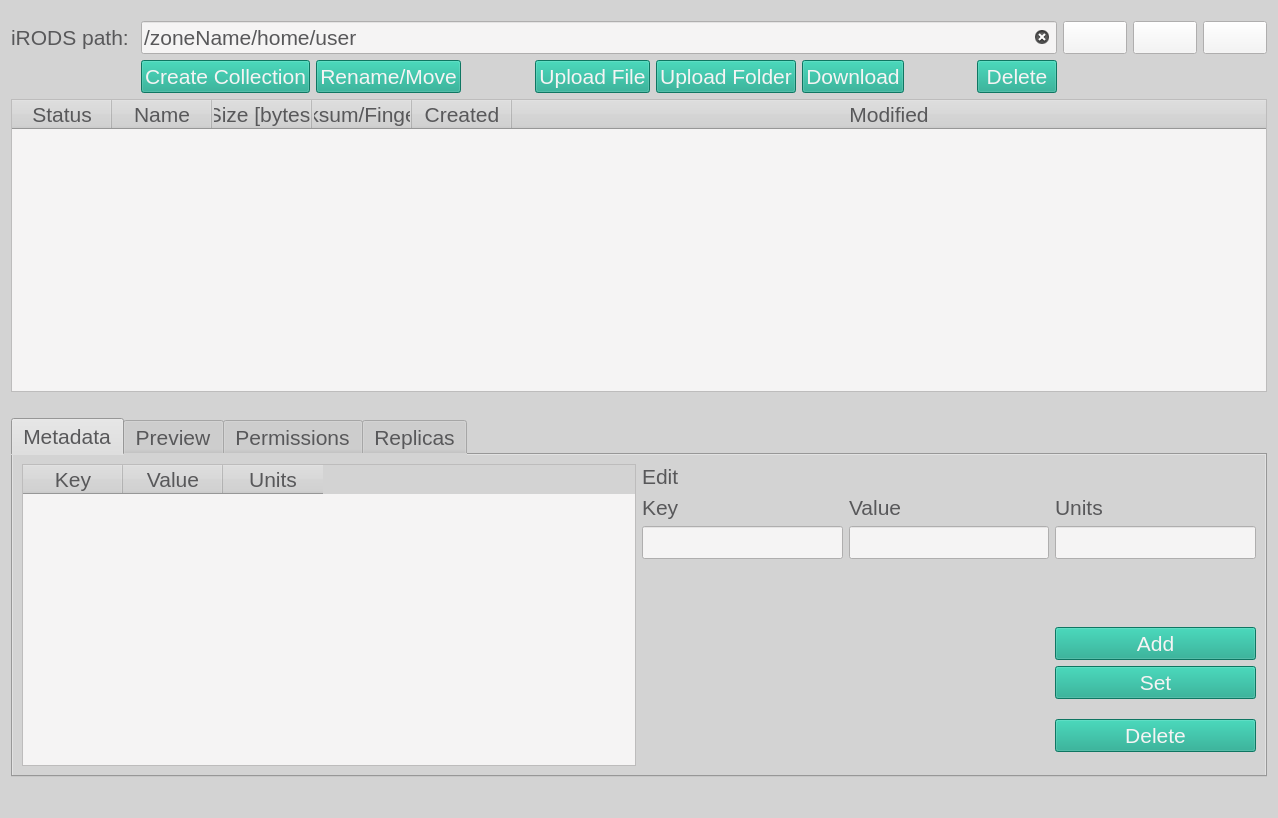
iBridges-for-iRODS/iBridges-GUI, file ibridgesgui/ui_files/tabBrowser.ui: the form before one commit.
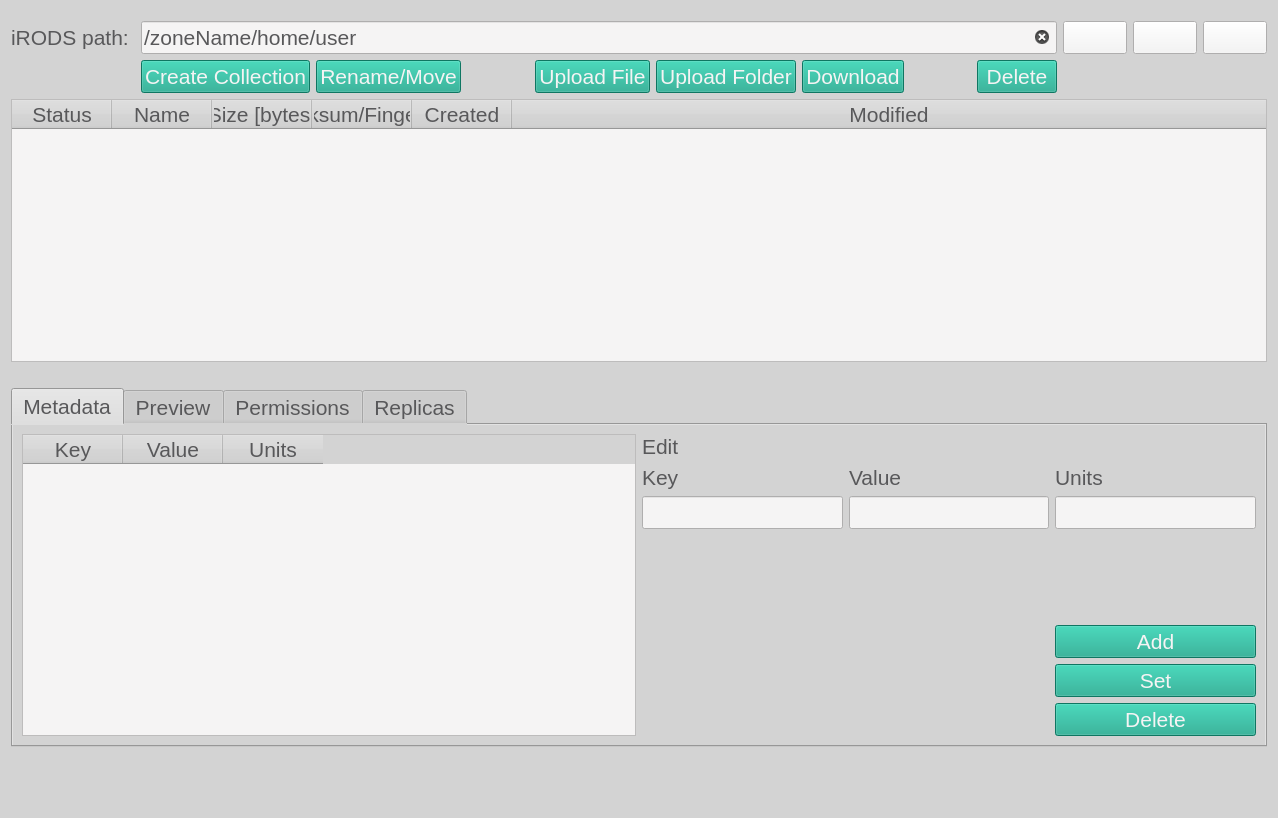
The form after the commit. Icons and pictures are not drawn.

Commit message: inform about empty metadata

```diff
--- a/ibridgesgui/ui_files/tabBrowser.ui
+++ b/ibridgesgui/ui_files/tabBrowser.ui
@@ -376,7 +376,7 @@
        </item>
        <item>
         <layout class="QGridLayout" name="gridLayout_2">
-         <item row="10" column="2">
+         <item row="11" column="2">
           <widget class="QPushButton" name="add_meta_button">
            <property name="font">
             <font>
@@ -390,20 +390,20 @@
            </property>
           </widget>
          </item>
-         <item row="6" column="2">
+         <item row="7" column="2">
           <widget class="QLineEdit" name="meta_units_field"/>
          </item>
-         <item row="4" column="2">
+         <item row="5" column="2">
           <widget class="QLabel" name="label_5">
            <property name="text">
             <string>Units</string>
            </property>
           </widget>
          </item>
-         <item row="6" column="0">
+         <item row="7" column="0">
           <widget class="QLineEdit" name="meta_key_field"/>
          </item>
-         <item row="12" column="2">
+         <item row="13" column="2">
           <widget class="QPushButton" name="delete_meta_button">
            <property name="font">
             <font>
@@ -417,30 +417,17 @@
            </property>
           </widget>
          </item>
-         <item row="6" column="1">
+         <item row="7" column="1">
           <widget class="QLineEdit" name="meta_value_field"/>
          </item>
-         <item row="12" column="0">
-          <spacer name="verticalSpacer">
-           <property name="orientation">
-            <enum>Qt::Vertical</enum>
-           </property>
-           <property name="sizeHint" stdset="0">
-            <size>
-             <width>20</width>
-             <height>40</height>
-            </size>
-           </property>
-          </spacer>
-         </item>
-         <item row="4" column="0">
+         <item row="5" column="0">
           <widget class="QLabel" name="label_4">
            <property name="text">
             <string>Key</string>
            </property>
           </widget>
          </item>
-         <item row="0" column="0">
+         <item row="1" column="0">
           <widget class="QLabel" name="label_3">
            <property name="font">
             <font>
@@ -454,7 +441,7 @@
            </property>
           </widget>
          </item>
-         <item row="11" column="2">
+         <item row="12" column="2">
           <widget class="QPushButton" name="update_meta_button">
            <property name="font">
             <font>
@@ -468,26 +455,26 @@
            </property>
           </widget>
          </item>
-         <item row="4" column="1">
+         <item row="8" column="2">
+          <spacer name="verticalSpacer_3">
+           <property name="orientation">
+            <enum>Qt::Vertical</enum>
+           </property>
+           <property name="sizeHint" stdset="0">
+            <size>
+             <width>20</width>
+             <height>40</height>
+            </size>
+           </property>
+          </spacer>
+         </item>
+         <item row="5" column="1">
           <widget class="QLabel" name="label_6">
            <property name="text">
             <string>Value</string>
            </property>
           </widget>
          </item>
-         <item row="7" column="2">
-          <spacer name="verticalSpacer_3">
-           <property name="orientation">
-            <enum>Qt::Vertical</enum>
-           </property>
-           <property name="sizeHint" stdset="0">
-            <size>
-             <width>20</width>
-             <height>40</height>
-            </size>
-           </property>
-          </spacer>
-         </item>
         </layout>
        </item>
       </layout>
@@ -761,6 +748,13 @@
      </widget>
     </widget>
    </item>
+   <item>
+    <widget class="QLabel" name="no_meta_label">
+     <property name="text">
+      <string/>
+     </property>
+    </widget>
+   </item>
    <item>
     <widget class="QLabel" name="error_label">
      <property name="styleSheet">
```
The commit also changes 2 other files.
